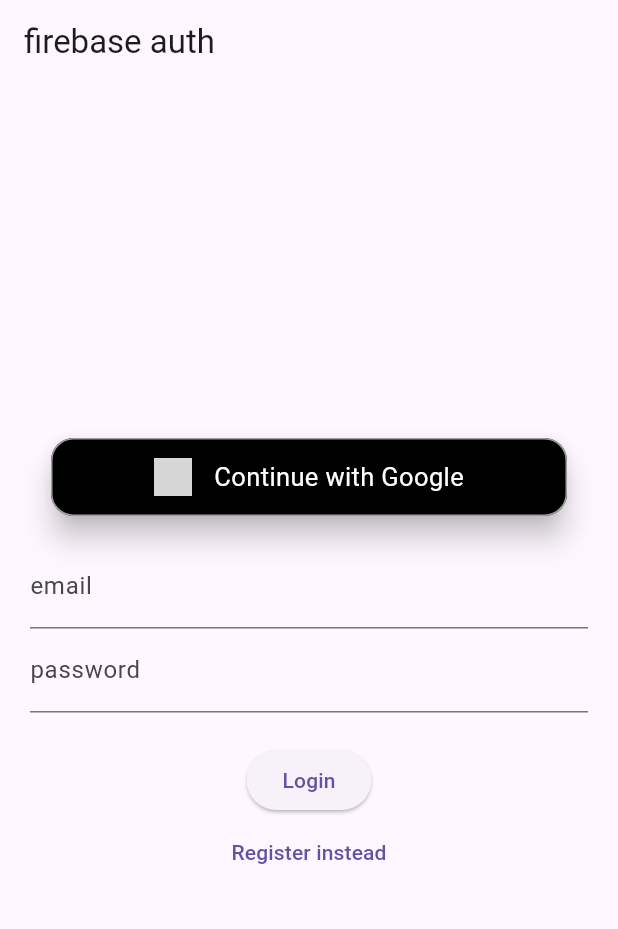
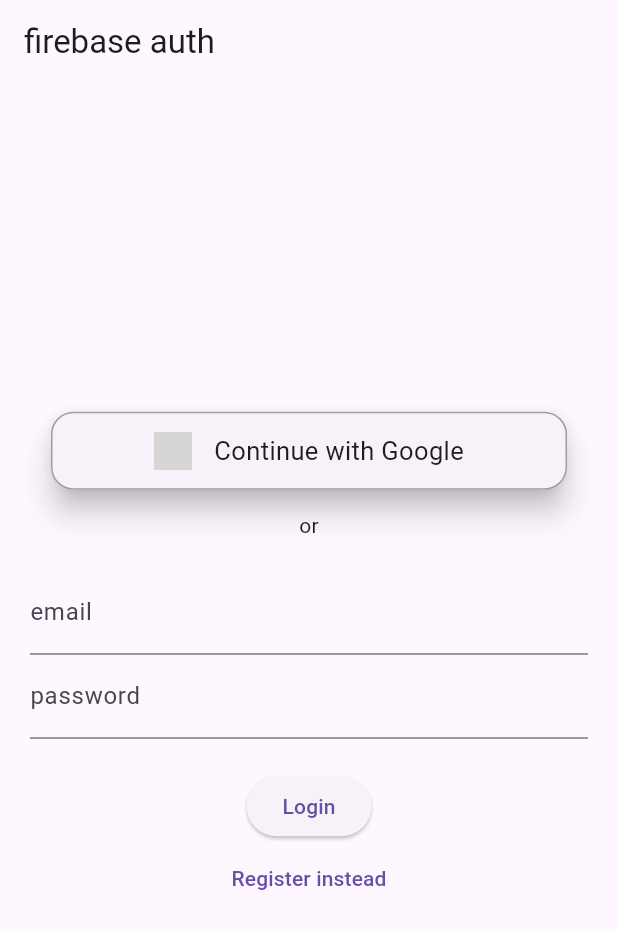
Before and after one commit to auperman-lab/todotask, a Flutter app: the screen it shows after launch, on a phone screen of 412 x 824 dp. Shown: the top 929 px of the screen. Run offline on Flutter 3.47's test engine with Material 3 defaults, Android fonts, the phone set to English and light mode, and no system bars; our stand-ins replace firebase_auth, firebase_core, flutter_svg, google_sign_in; accounts and stored records are empty; grey boxes are pictures that could not be loaded.

```diff
--- a/lib/auth.dart
+++ b/lib/auth.dart
@@ -1,4 +1,9 @@
 import 'package:firebase_auth/firebase_auth.dart';
+import 'package:flutter/cupertino.dart';
+import 'package:flutter/material.dart';
+import 'package:flutter_todo_app/screens/home.dart';
+import 'package:google_sign_in/google_sign_in.dart';
+
 
 class Auth {
   final FirebaseAuth _firebaseAuth = FirebaseAuth.instance;
@@ -6,6 +11,15 @@ class Auth {
   User? get currentUser => _firebaseAuth.currentUser;
 
   Stream<User?> get authStateChanges => _firebaseAuth.authStateChanges();
+
+  final GoogleSignIn _googleSignIn = GoogleSignIn(
+    scopes: [
+      'email',
+      'https://www.googleapis.com/auth/contacts.readonly',
+    ],
+  );
+
+
 
   Future<void> signInWithEailAndPassword(
       {required String email, required String password}) async {
@@ -19,6 +33,13 @@ class Auth {
         email: email, password: password);
   }
 
+  Future<void> googleSignIn(BuildContext context) async {
+      await _googleSignIn.signIn();
+
+  }
+
+
+
   Future<void> signOut() async {
     await _firebaseAuth.signOut();
   }
--- a/lib/screens/loginRegisterPage.dart
+++ b/lib/screens/loginRegisterPage.dart
@@ -43,18 +43,26 @@ class _LoginPageState extends State<LoginPage>{
     }
   }
 
+  Future<void> googleSignIn() async{
+    try{
+      await Auth().googleSignIn(context);
+    } on FirebaseAuthException catch (e){
+      errorMessage = e.message;
+    }
+
+  }
+
   Widget _title(){
     return const Text('firebase auth');
   }
 
-  Widget buttonItem(
-      String imagepath, String buttonName, double size) {
+  Widget buttonItem() {
     return InkWell(
-      child: Container(
+      onTap: googleSignIn,
+      child: SizedBox(
         width: MediaQuery.of(context).size.width - 60,
         height: 60,
         child: Card(
-          color: Colors.black,
           elevation: 8,
           shape: RoundedRectangleBorder(
             borderRadius: BorderRadius.circular(15),
@@ -67,17 +75,16 @@ class _LoginPageState extends State<LoginPage>{
             mainAxisAlignment: MainAxisAlignment.center,
             children: [
               SvgPicture.asset(
-                imagepath,
-                height: size,
-                width: size,
+                'assets/images/google.svg',
+                height: 25,
+                width: 25,
               ),
               const SizedBox(
                 width: 15,
               ),
-              Text(
-                buttonName,
-                style: const TextStyle(
-                  color: Colors.white,
+              const Text(
+                'Continue with Google',
+                style: TextStyle(
                   fontSize: 17,
                 ),
               ),
@@ -134,8 +141,10 @@ class _LoginPageState extends State<LoginPage>{
           crossAxisAlignment: CrossAxisAlignment.center,
           mainAxisAlignment: MainAxisAlignment.center,
           children: <Widget>[
-            buttonItem("assets/google.svg", "Continue with Google", 25),
-            SizedBox(height: 15),
+            buttonItem(),
+            const SizedBox(height: 10),
+            const Text('or'),
+            const SizedBox(height: 20),
             _entryField('email', _controllerEmail),
             _entryField('password', _controllerPassword),
             _errorMessage(),
--- a/pubspec.yaml
+++ b/pubspec.yaml
@@ -33,6 +33,8 @@ dependencies:
   firebase_core: ^2.24.2
   firebase_auth: ^4.16.0
   flutter_svg: ^0.22.0
+  google_sign_in: ^5.0.2
+  cloud_firestore: ^4.14.0
 
 
 
```
Also changed, not shown: lib/screens/home.dart (+0 -9 lines), lib/widgets/addTaskOverlay.dart (+15 -15 lines), pubspec.lock, 5 other files.
